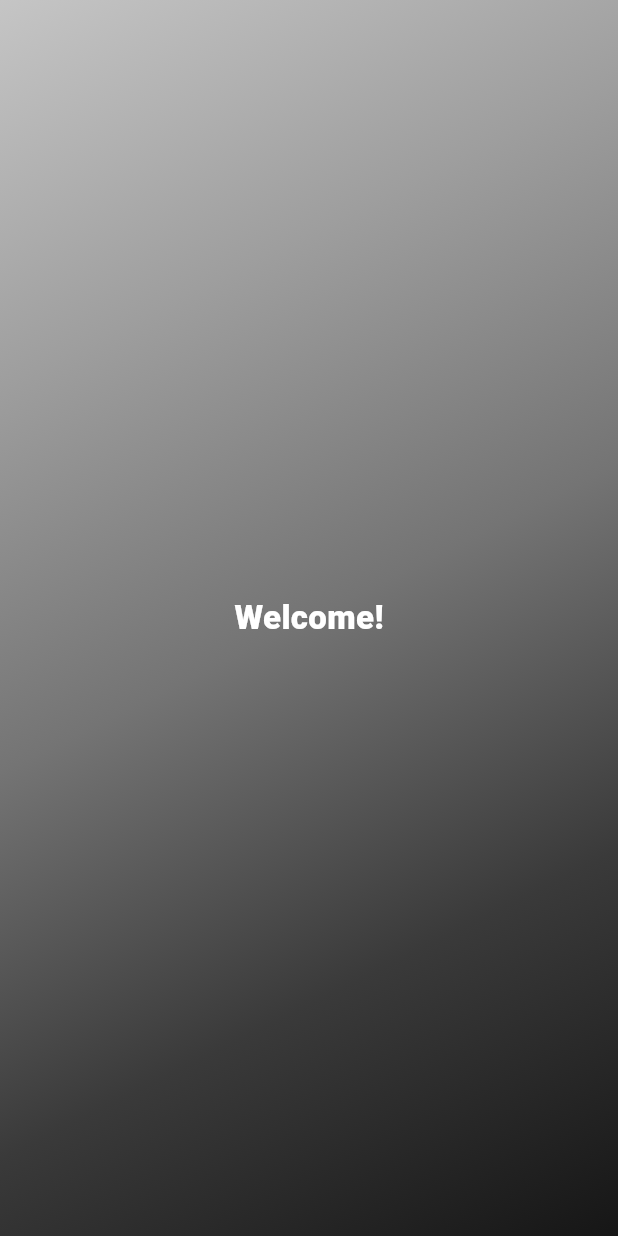
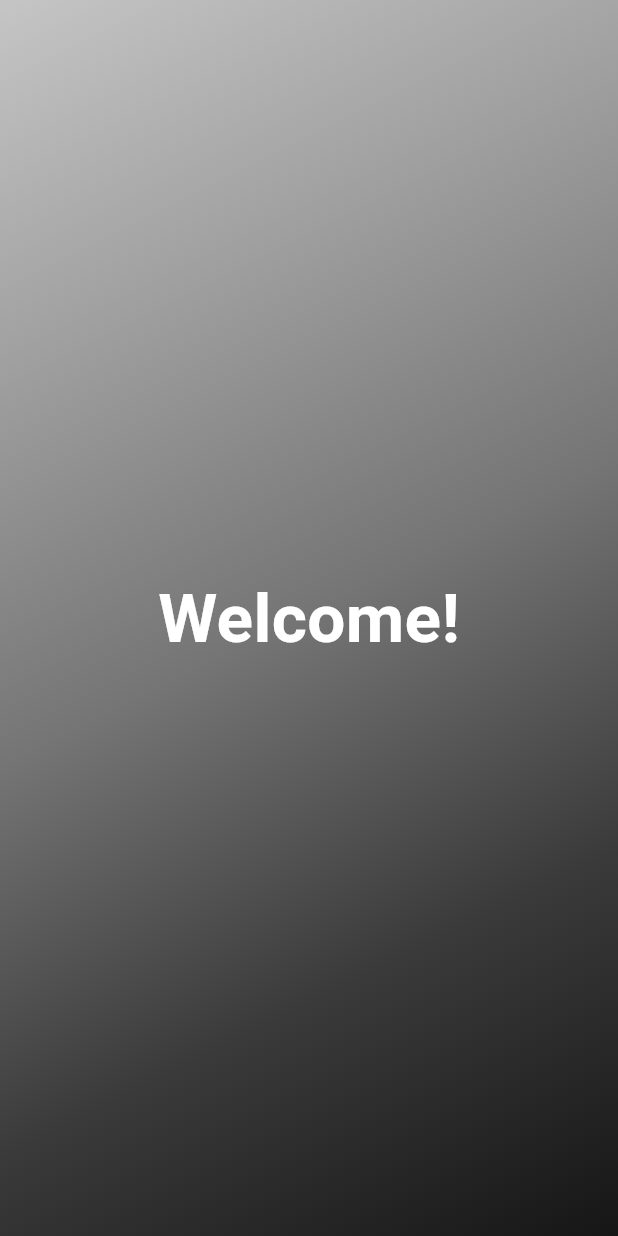
Before and after one commit to earslants/Flutter-API-Calls, a Flutter app: the SplashView screen opened directly, on a phone screen of 412 x 824 dp. Run offline on Flutter 3.47's test engine with Material 3 defaults, Android fonts, the phone set to English and light mode, and no system bars; our stand-ins replace dio, firebase_auth, firebase_core, quickalert, shared_preferences; accounts and stored records are empty; network calls fail.

Commit message:
text styles

```diff
--- a/lib/core/components/auth/my_text_field.dart
+++ b/lib/core/components/auth/my_text_field.dart
@@ -1,4 +1,6 @@
 import 'package:flutter/material.dart';
+
+import '../../constants/texts/app_text_styles.dart';
 
 class MyTextField extends StatelessWidget {
   final TextEditingController controller;
@@ -53,7 +55,8 @@ class MyTextField extends StatelessWidget {
         fillColor: Colors.grey.shade200,
         filled: true,
         hintText: hintText,
-        hintStyle: TextStyle(color: Colors.grey[500]),
+        // hintStyle: TextStyle(color: Colors.grey[500]),
+        hintStyle: AppTextStyles.bodyMedium.copyWith(color: Colors.grey[500]),
         errorText: errorMsg,
       ),
     );
--- /dev/null
+++ b/lib/core/constants/texts/app_text_styles.dart
@@ -0,0 +1,111 @@
+import 'package:flutter/material.dart';
+
+class AppTextStyles {
+  // Display styles
+  static const TextStyle displayLarge = TextStyle(
+    fontSize: 57.0,
+    fontWeight: FontWeight.bold,
+    color: Colors.black,
+  );
+
+  static const TextStyle displayMedium = TextStyle(
+    fontSize: 45.0,
+    fontWeight: FontWeight.bold,
+    color: Colors.black,
+  );
+
+  static const TextStyle displaySmall = TextStyle(
+    fontSize: 36.0,
+    fontWeight: FontWeight.bold,
+    color: Colors.black,
+  );
+
+  // Headline styles
+  static const TextStyle headline1 = TextStyle(
+    fontSize: 32.0,
+    fontWeight: FontWeight.bold,
+    color: Colors.black,
+  );
+
+  static const TextStyle headline2 = TextStyle(
+    fontSize: 28.0,
+    fontWeight: FontWeight.w600,
+    color: Colors.black,
+  );
+
+  static const TextStyle headline3 = TextStyle(
+    fontSize: 24.0,
+    fontWeight: FontWeight.w600,
+    color: Colors.black,
+  );
+
+  static const TextStyle headline4 = TextStyle(
+    fontSize: 22.0,
+    fontWeight: FontWeight.w500,
+    color: Colors.black,
+  );
+
+  static const TextStyle headline5 = TextStyle(
+    fontSize: 20.0,
+    fontWeight: FontWeight.w500,
+    color: Colors.black,
+  );
+
+  static const TextStyle headline6 = TextStyle(
+    fontSize: 18.0,
+    fontWeight: FontWeight.w400,
+    color: Colors.black,
+  );
+
+  // Body text styles
+  static const TextStyle bodyLarge = TextStyle(
+    fontSize: 16.0,
+    fontWeight: FontWeight.normal,
+    color: Colors.black,
+  );
+
+  static const TextStyle bodyMedium = TextStyle(
+    fontSize: 14.0,
+    fontWeight: FontWeight.normal,
+    color: Colors.black,
+  );
+
+  static const TextStyle bodySmall = TextStyle(
+    fontSize: 12.0,
+    fontWeight: FontWeight.normal,
+    color: Colors.black,
+  );
+
+  // Label text styles
+  static const TextStyle labelLarge = TextStyle(
+    fontSize: 14.0,
+    fontWeight: FontWeight.w500,
+    color: Colors.black,
+  );
+
+  static const TextStyle labelMedium = TextStyle(
+    fontSize: 12.0,
+    fontWeight: FontWeight.w500,
+    color: Colors.black,
+  );
+
+  static const TextStyle labelSmall = TextStyle(
+    fontSize: 10.0,
+    fontWeight: FontWeight.w500,
+    color: Colors.black,
+  );
+
+  // Caption and overline styles
+  static const TextStyle caption = TextStyle(
+    fontSize: 12.0,
+    fontWeight: FontWeight.normal,
+    color: Colors.grey,
+  );
+
+  static const TextStyle overline = TextStyle(
+    fontSize: 10.0,
+    fontWeight: FontWeight.normal,
+    letterSpacing: 1.5,
+    color: Colors.grey,
+  );
+}
--- a/lib/view/authentication/login/service/login_service.dart
+++ b/lib/view/authentication/login/service/login_service.dart
@@ -1,7 +1,7 @@
 import 'package:firebase_auth/firebase_auth.dart';
 import 'package:flutter/material.dart';
-import 'package:harrypotterapi/core/components/app/error_handler.dart';
 
+import '../../../../core/components/app/error_handler.dart';
 import '../model/login_model.dart';
 import 'ILoginService.dart';
 
--- a/lib/view/authentication/login/view/login_view.dart
+++ b/lib/view/authentication/login/view/login_view.dart
@@ -1,5 +1,6 @@
 import 'package:flutter/cupertino.dart';
 import 'package:flutter/material.dart';
+
 import '../../../../core/base/state/base_state.dart';
 import '../../../../core/base/view/base_view.dart';
 import '../../../../core/components/auth/my_text_field.dart';
@@ -33,13 +34,14 @@ class _LoginViewState extends BaseState<LoginView> {
         viewModel.passwordFocus.unfocus();
       },
       child: Scaffold(
+        backgroundColor: Colors.white,
         body: Column(
           children: [
             Expanded(
               flex: 4,
               child: Container(
-                color: Colors.blue,
-              ),
+                  // TODO App Logo
+                  ),
             ),
             Expanded(
               flex: 6,
--- a/lib/view/authentication/splash/view/splash_view.dart
+++ b/lib/view/authentication/splash/view/splash_view.dart
@@ -1,4 +1,5 @@
 import 'package:flutter/material.dart';
+import '../../../../core/constants/texts/app_text_styles.dart';
 
 import '../../../../core/base/state/base_state.dart';
 import '../../../../core/base/view/base_view.dart';
@@ -46,14 +47,10 @@ class _SplashViewState extends BaseState<SplashView> {
               ),
             ),
           ),
-          const Center(
+          Center(
             child: Text(
               "Welcome!",
-              style: TextStyle(
-                color: Colors.white,
-                fontWeight: FontWeight.w800,
-                fontSize: 22,
-              ),
+              style: AppTextStyles.displayMedium.copyWith(color: Colors.white),
             ),
           ),
         ],
--- a/lib/view/characters/view/characters_view.dart
+++ b/lib/view/characters/view/characters_view.dart
@@ -49,6 +49,7 @@ class _CharactersViewState extends BaseState<CharactersView> {
               mainAxisAlignment: MainAxisAlignment.spaceBetween,
               children: [
                 DropdownButton<String>(
+                  dropdownColor: Colors.white,
                   hint: const Text("Select House"),
                   value: viewModel.dropdownValue == ""
                       ? null
--- a/lib/view/characters/viewmodel/characters_view_model.dart
+++ b/lib/view/characters/viewmodel/characters_view_model.dart
@@ -1,5 +1,5 @@
 import 'package:flutter/material.dart';
-import 'package:harrypotterapi/core/components/app/error_handler.dart';
+import '../../../core/components/app/error_handler.dart';
 
 import '../../../core/base/viewmodel/base_view_model.dart';
 import '../../../core/constants/enums/network_route.dart';
--- a/lib/view/home/view/home_view.dart
+++ b/lib/view/home/view/home_view.dart
@@ -28,7 +28,9 @@ class _HomeViewState extends State<HomeView> {
 
   Scaffold buildScaffold(BuildContext context, HomeViewModel viewModel) {
     return Scaffold(
+      backgroundColor: Colors.white,
       appBar: AppBar(
+        backgroundColor: Colors.white,
         automaticallyImplyLeading: false,
         centerTitle: true,
         title: Text(viewModel.title!),
--- a/lib/view/spells/viewmodel/spells_view_model.dart
+++ b/lib/view/spells/viewmodel/spells_view_model.dart
@@ -1,5 +1,5 @@
 import 'package:flutter/material.dart';
-import 'package:harrypotterapi/core/components/app/error_handler.dart';
+import '../../../core/components/app/error_handler.dart';
 import '../../../core/base/viewmodel/base_view_model.dart';
 import '../service/ISpellsService.dart';
 import '../service/spells_service.dart';
```
Also changed, not shown: lib/main.dart (+3 -7 lines), lib/view/authentication/onboard/view/onboard_view.dart (+8 -115 lines).
